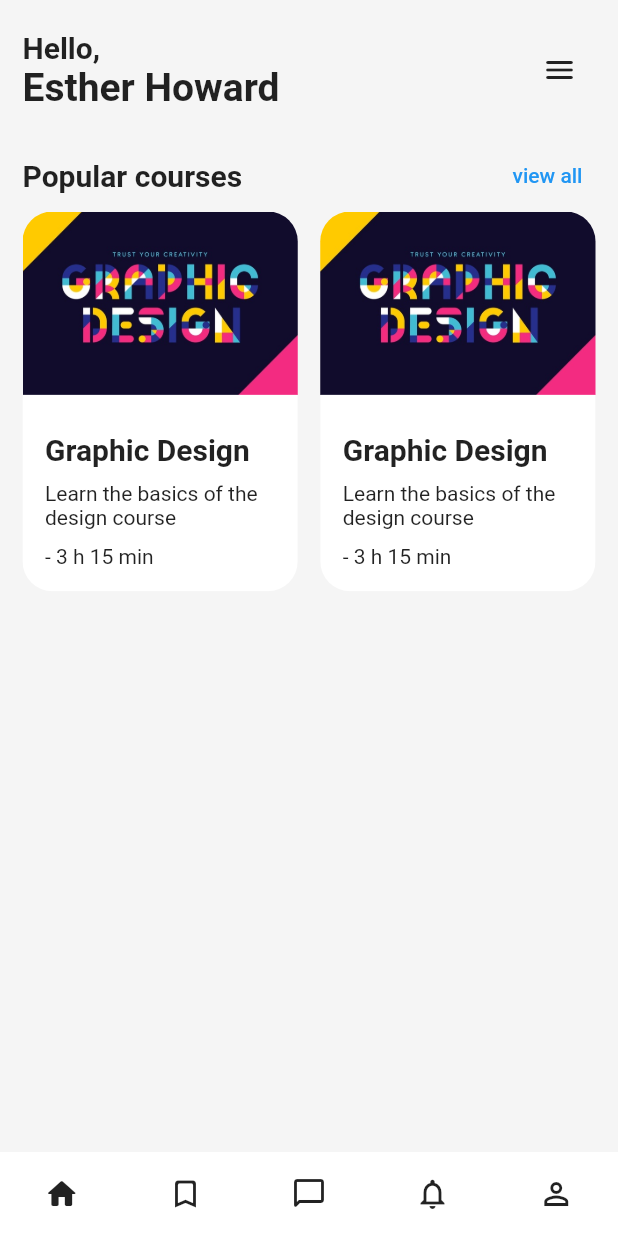
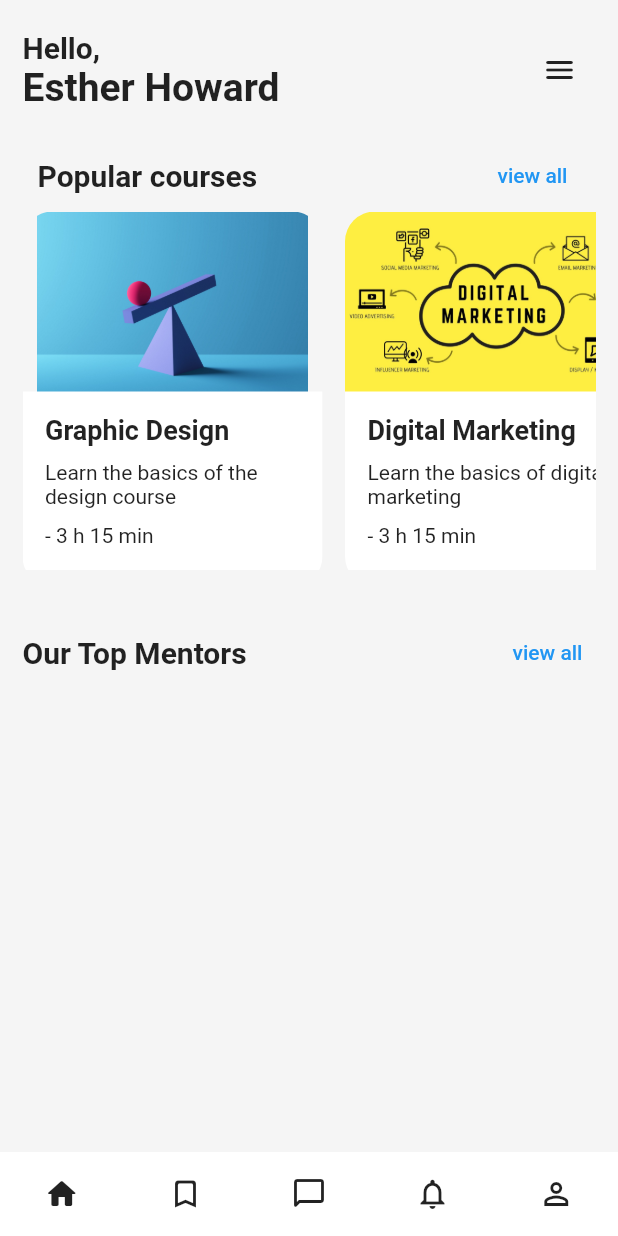
Before and after one commit to Basith-P/Eduvy, a Flutter app: the screen it shows after launch, on a phone screen of 412 x 824 dp. Run offline on Flutter 3.47's test engine with Material 2 defaults, Android fonts, the phone set to English and light mode, and no system bars.

Commit message:
add listview

```diff
--- a/lib/screens/home.dart
+++ b/lib/screens/home.dart
@@ -6,6 +6,7 @@ class HomeScreen extends StatelessWidget {
     return Scaffold(
       backgroundColor: Color(0xfff5f5f5),
       body: SafeArea(
+        child: SingleChildScrollView(
           child: Padding(
             padding: const EdgeInsets.symmetric(horizontal: 15, vertical: 20),
             child: Column(
@@ -39,7 +40,9 @@ class HomeScreen extends StatelessWidget {
                   ],
                 ),
                 const SizedBox(height: 20),
-              Row(
+                Padding(
+                  padding: const EdgeInsets.symmetric(horizontal: 10),
+                  child: Row(
                     mainAxisAlignment: MainAxisAlignment.spaceBetween,
                     children: [
                       Text(
@@ -55,29 +58,41 @@ class HomeScreen extends StatelessWidget {
                       ),
                     ],
                   ),
-              Row(
+                ),
+                Container(
+                  height: 250,
+                  child: ListView(
+                    scrollDirection: Axis.horizontal,
                     children: [
-                  Expanded(
+                      Container(
+                        width: 200,
                         child: ClipRRect(
                           borderRadius: BorderRadius.circular(20),
                           child: Column(
                             children: [
-                          Image.asset('assets/images/graphic-design.jpg'),
+                              Container(
+                                height: 120,
+                                child: Image.asset(
+                                  'assets/images/graphic-design.jpeg',
+                                  fit: BoxFit.cover,
+                                ),
+                              ),
                               Container(
                                 color: Colors.white,
                                 padding: EdgeInsets.all(15),
                                 child: Column(
                                   crossAxisAlignment: CrossAxisAlignment.start,
                                   children: [
-                                const SizedBox(height: 10),
                                     Text(
                                       'Graphic Design',
                                       style: TextStyle(
                                         fontWeight: FontWeight.bold,
-                                      fontSize: 20),
+                                        fontSize: 18,
+                                      ),
                                     ),
                                     const SizedBox(height: 10),
-                                Text('Learn the basics of the design course'),
+                                    Text(
+                                        'Learn the basics of the design course'),
                                     const SizedBox(height: 10),
                                     Text('- 3 h 15 min'),
                                   ],
@@ -88,27 +103,34 @@ class HomeScreen extends StatelessWidget {
                         ),
                       ),
                       const SizedBox(width: 15),
-                  Expanded(
-                    child: ClipRRect(
+                      ClipRRect(
                         borderRadius: BorderRadius.circular(20),
+                        child: Container(
+                          width: 200,
                           child: Column(
                             children: [
-                          Image.asset('assets/images/graphic-design.jpg'),
+                              Container(
+                                height: 120,
+                                child: Image.asset(
+                                  'assets/images/digital-marketing.jpg',
+                                  fit: BoxFit.cover,
+                                ),
+                              ),
                               Container(
                                 color: Colors.white,
                                 padding: EdgeInsets.all(15),
                                 child: Column(
                                   crossAxisAlignment: CrossAxisAlignment.start,
                                   children: [
+                                    Text(
+                                      'Digital Marketing',
+                                      style: TextStyle(
+                                          fontWeight: FontWeight.bold,
+                                          fontSize: 18),
+                                    ),
                                     const SizedBox(height: 10),
                                     Text(
-                                  'Graphic Design',
-                                  style: TextStyle(
-                                      fontWeight: FontWeight.bold,
-                                      fontSize: 20),
-                                ),
-                                const SizedBox(height: 10),
-                                Text('Learn the basics of the design course'),
+                                        'Learn the basics of digital marketing'),
                                     const SizedBox(height: 10),
                                     Text('- 3 h 15 min'),
                                   ],
@@ -119,8 +141,27 @@ class HomeScreen extends StatelessWidget {
                         ),
                       )
                     ],
+                  ),
+                ),
+                const SizedBox(height: 20),
+                Row(
+                  mainAxisAlignment: MainAxisAlignment.spaceBetween,
+                  children: [
+                    Text(
+                      'Our Top Mentors',
+                      style: TextStyle(
+                        fontWeight: FontWeight.bold,
+                        fontSize: 20,
+                      ),
+                    ),
+                    TextButton(
+                      onPressed: () {},
+                      child: Text('view all'),
+                    ),
+                  ],
                 )
               ],
+            ),
           ),
         ),
       ),
```
Also changed, not shown: assets/images/digital-marketing.jpg (added), assets/images/graphic-design.jpeg (added). Lines whose indentation alone changed are shown as unchanged.
